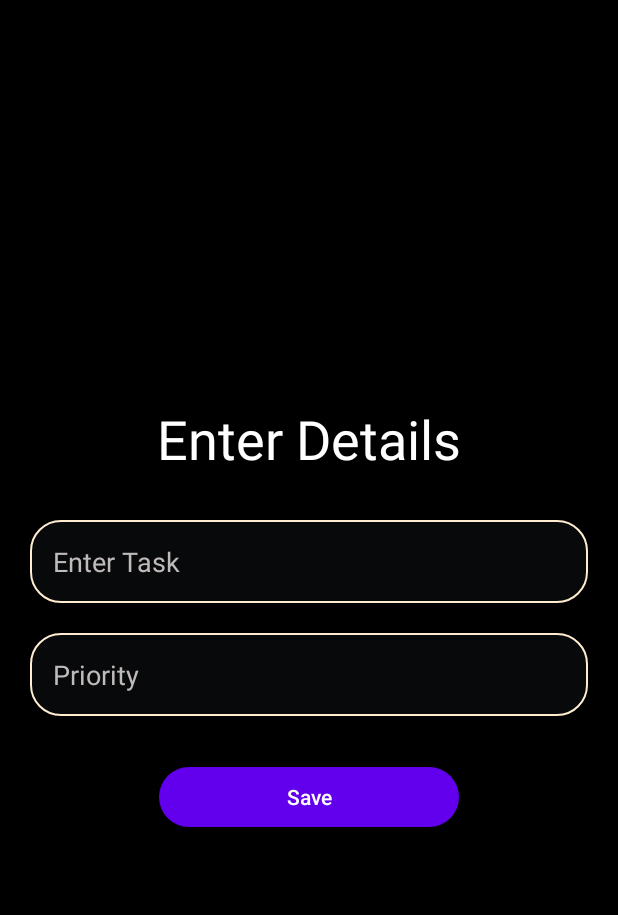
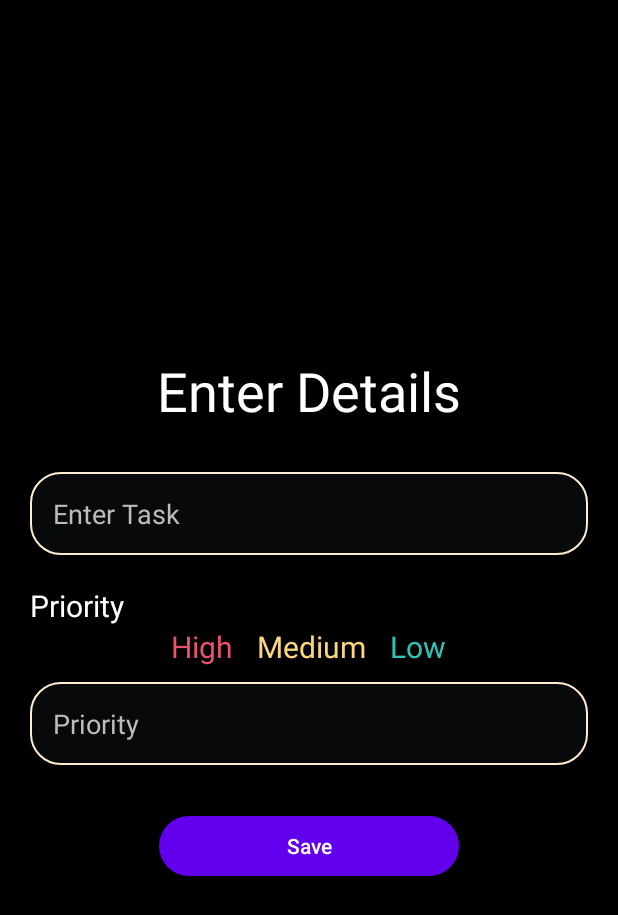
Before and after one commit to SonalWelisara/TaskManager, an Android app: the Create screen opened directly, with no data from a screen before it, after a tap on "Save", on a phone screen of 412 x 824 dp. Shown: the top 915 px of the screen. Run offline under Robolectric (Android 15) with nearby library versions, the phone set to English and light mode, and no system bars; our stand-ins replace Room's generated code.

Commit message:
color changes

```diff
--- a/app/src/main/java/com/sonal/taskmanger/Create.kt
+++ b/app/src/main/java/com/sonal/taskmanger/Create.kt
@@ -2,6 +2,7 @@ package com.sonal.taskmanger
 
 import android.content.Intent
 import android.os.Bundle
+import android.widget.Toast
 import androidx.appcompat.app.AppCompatActivity
 import androidx.room.Room
 import com.sonal.taskmanger.databinding.ActivityCreateBinding
@@ -18,10 +19,21 @@ class Create : AppCompatActivity() {
         database=Room.databaseBuilder(
             applicationContext,myDatabase::class.java,"Focus_On"
         ).build()
+
+        fun showEmptyError() {
+            Toast.makeText(this, "Error: Title and Priority cannot be empty", Toast.LENGTH_SHORT).show()
+        }
+
+        fun showInvalidError() {
+            Toast.makeText(this, "Error: Invalid Priority", Toast.LENGTH_SHORT).show()
+        }
+
         binding.saveButton.setOnClickListener{
             var title=binding.createTitle.text.toString()
             var priority=binding.createPriority.text.toString()
             if(title.trim{it<=' '}.isNotEmpty() && priority.trim{it<=' '}.isNotEmpty()){
+
+                if(priority.toLowerCase() == "high" || priority.toLowerCase() == "medium"|| priority.toLowerCase() == "low"){
                     DataObject.setData(title,priority)
                     GlobalScope.launch {
                         database.dao().insertTask(Entity(0,title,priority))
@@ -29,6 +41,13 @@ class Create : AppCompatActivity() {
                     }
                     val intent= Intent(this, MainActivity::class.java)
                     startActivity(intent)
+                }else{
+                    showInvalidError()
+                }
+
+
+            }else{
+                showEmptyError()
             }
         }
     }
--- a/app/src/main/res/layout/activity_create.xml
+++ b/app/src/main/res/layout/activity_create.xml
@@ -29,11 +29,57 @@
         android:textColor="@color/white"
         />
 
+    <TextView
+        android:id="@+id/textView4"
+        android:layout_width="match_parent"
+        android:layout_height="wrap_content"
+        android:layout_marginTop="20dp"
+        android:text="Priority"
+        android:textColor="@color/white"
+        android:textSize="20sp" />
+
+    <LinearLayout
+        android:layout_width="200dp"
+        android:layout_height="wrap_content"
+        android:orientation="horizontal"
+        >
+
+        <TextView
+            android:id="@+id/textView"
+            android:layout_width="wrap_content"
+            android:layout_height="wrap_content"
+            android:layout_weight="1"
+            android:textAlignment="center"
+            android:text="High"
+            android:textColor="#EA526F"
+            android:textSize="20sp"/>
+
+        <TextView
+            android:id="@+id/textView2"
+            android:layout_width="wrap_content"
+            android:layout_height="wrap_content"
+            android:layout_weight="1"
+            android:textAlignment="center"
+            android:textColor="#FCD581"
+            android:text="Medium"
+            android:textSize="20sp"/>
+
+        <TextView
+            android:id="@+id/textView3"
+            android:layout_width="wrap_content"
+            android:layout_height="wrap_content"
+            android:layout_weight="1"
+            android:textAlignment="center"
+            android:textColor="#2EC4B6"
+            android:text="Low"
+            android:textSize="20sp"/>
+    </LinearLayout>
+
     <EditText
         android:id="@+id/create_priority"
         android:layout_width="match_parent"
         android:layout_height="wrap_content"
-        android:layout_marginTop="20dp"
+        android:layout_marginTop="10dp"
         android:hint="Priority"
         android:padding="15dp"
         android:background="@drawable/custom_edittetext"
```
Also changed, not shown: app/src/main/java/com/sonal/taskmanger/Update.kt (+23 -1 lines), app/src/main/res/layout/activity_update.xml (+47 -1 lines). Lines whose indentation alone changed are shown as unchanged.
